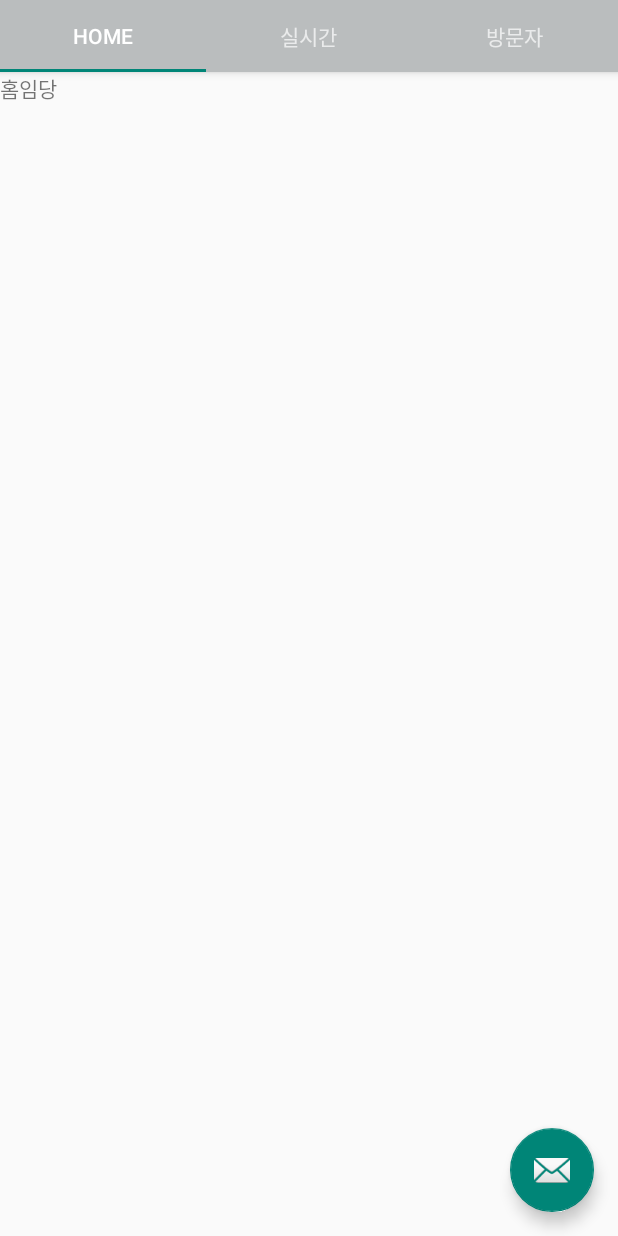
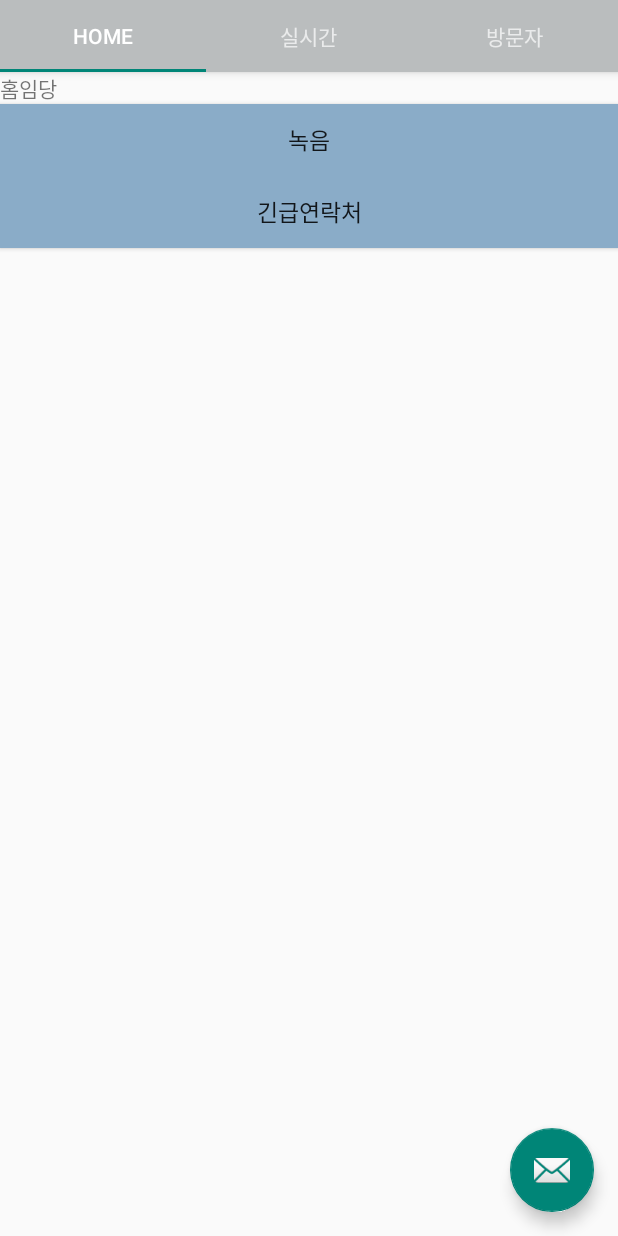
Before and after one commit to SMUW-SW-USIM/BellBellBell, an Android app: the HomeFragment screen opened directly, with no data from a screen before it, on a phone screen of 412 x 824 dp. Run offline under Robolectric (Android 15) with nearby library versions, the phone set to English and light mode, and no system bars; our stand-ins replace navigation-ui.

Commit message:
add btn on home

```diff
--- a/app/src/main/AndroidManifest.xml
+++ b/app/src/main/AndroidManifest.xml
@@ -24,6 +24,7 @@
         </activity>
         <activity android:name=".MainActivity" />
         <activity android:name=".SignupActivity" />
+        <activity android:name=".ui.record.RecordAddActivity"/>
         <activity android:name=".ui.emergencyContact.EmergencyContactPopupActivity"
             android:theme="@style/popupTheme" android:screenOrientation="portrait">
         </activity>
--- a/app/src/main/java/com/example/usim/ui/home/HomeFragment.java
+++ b/app/src/main/java/com/example/usim/ui/home/HomeFragment.java
@@ -1,9 +1,11 @@
 package com.example.usim.ui.home;
 
+import android.content.Intent;
 import android.os.Bundle;
 import android.view.LayoutInflater;
 import android.view.View;
 import android.view.ViewGroup;
+import android.widget.Button;
 import android.widget.TextView;
 
 import androidx.annotation.Nullable;
@@ -13,9 +15,12 @@ import androidx.lifecycle.Observer;
 import androidx.lifecycle.ViewModelProviders;
 
 import com.example.usim.R;
+import com.example.usim.ui.emergencyContact.EmergencyContactActivity;
+import com.example.usim.ui.record.RecordAddActivity;
 
 public class HomeFragment extends Fragment {
 
+    Button btnRecord, btnEmergency;
 
     public HomeFragment() {
         // Required empty public constructor
@@ -32,8 +37,24 @@ public class HomeFragment extends Fragment {
     @Override
     public View onCreateView(LayoutInflater inflater, ViewGroup container,
                              Bundle savedInstanceState) {
-        // Inflate the layout for this fragment
-        return inflater.inflate(R.layout.fragment_home, container, false);
+        View view = inflater.inflate( R.layout.fragment_home, container, false );
+        btnRecord = (Button)view.findViewById(R.id.btnRecord);
+        btnEmergency  = (Button)view.findViewById(R.id.btnEmergemcy);
+        btnRecord.setOnClickListener(new View.OnClickListener() {
+            @Override
+            public void onClick(View view) {
+                Intent intent = new Intent(getContext(), RecordAddActivity.class);
+                startActivity(intent);
+            }
+        });
+        btnEmergency.setOnClickListener(new View.OnClickListener() {
+            @Override
+            public void onClick(View view) {
+                Intent intent = new Intent(getContext(), EmergencyContactActivity.class);
+                startActivity(intent);
+            }
+        });
+        return view;
     }
 
 }
--- a/app/src/main/res/layout/fragment_home.xml
+++ b/app/src/main/res/layout/fragment_home.xml
@@ -8,4 +8,21 @@
         android:layout_width="match_parent"
         android:layout_height="wrap_content"
         android:text="홈임당" />
+    <Button
+        android:id="@+id/btnRecord"
+        android:layout_width="match_parent"
+        android:layout_height="wrap_content"
+        android:fontFamily="@font/minguk"
+        android:background="@color/colorSecondaryDark"
+        android:textSize="15dp"
+        android:text="녹음" />
+
+    <Button
+        android:id="@+id/btnEmergemcy"
+        android:layout_width="match_parent"
+        android:layout_height="wrap_content"
+        android:fontFamily="@font/minguk"
+        android:background="@color/colorSecondaryDark"
+        android:textSize="15dp"
+        android:text="긴급연락처" />
 </LinearLayout>
```
Also changed, not shown: app/src/main/res/layout/activity_emergency_contact.xml (+9 -6 lines).
